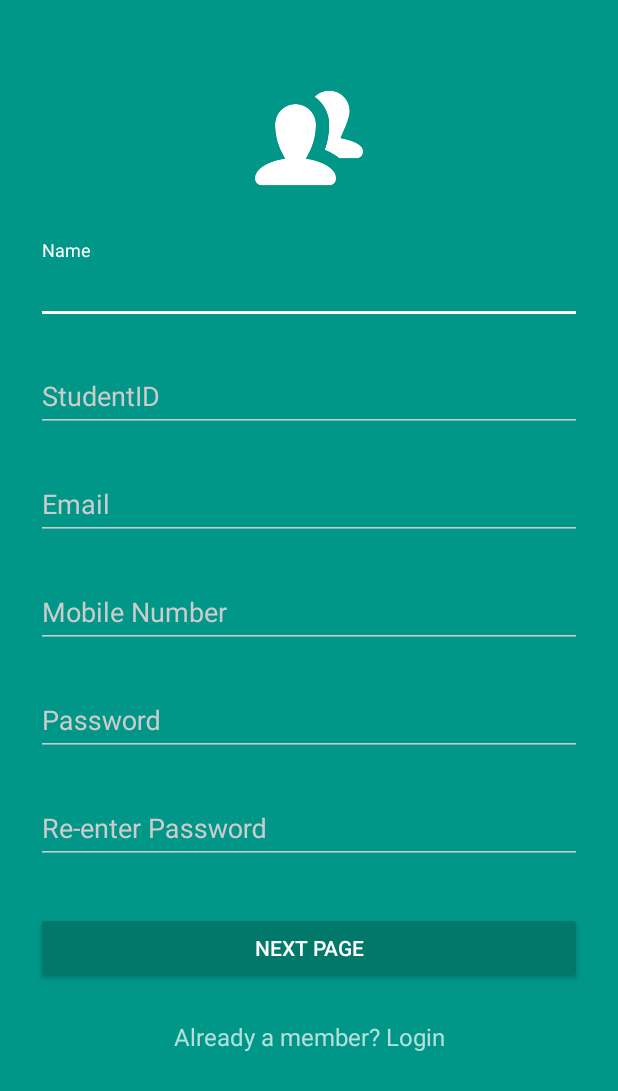
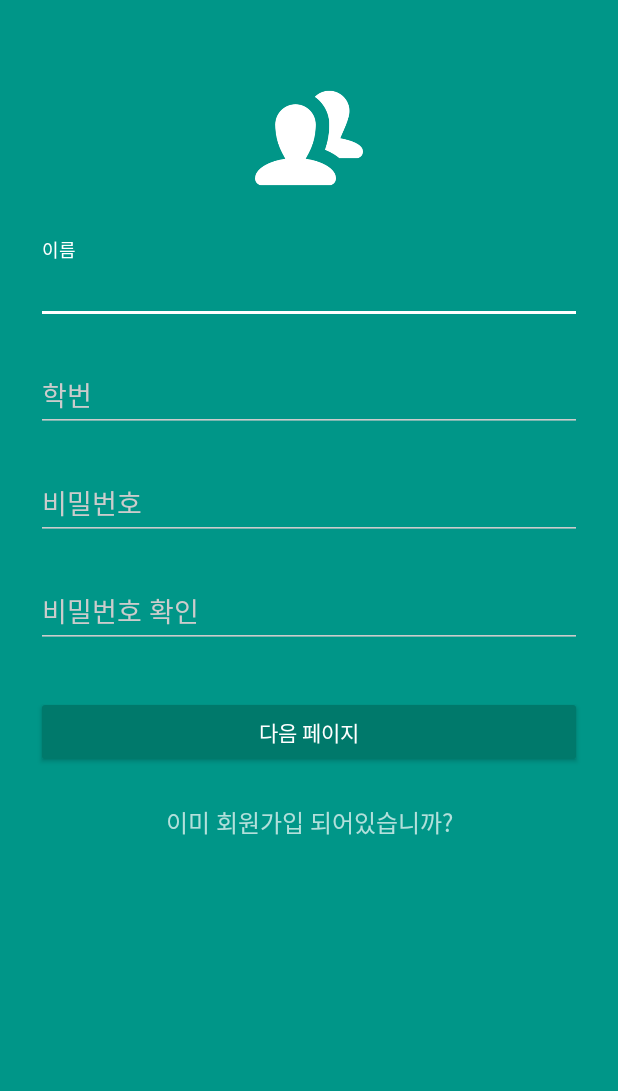
Before and after one commit to HannahHanaKim/New_Face, an Android app: the Activity_signup screen opened directly, with no data from a screen before it, on a phone screen of 412 x 824 dp. Shown: the top 1091 px of the screen. Run offline under Robolectric (Android 15) with nearby library versions, the light colour scheme and no system bars; our stand-ins replace ButterKnife.

Commit message:
변경사항 -하나 캐릭터 액티비티xml 창을 삭제하지는 않았지만 그거를 sign up xml에 같이 합쳐서 이미지를 누르면 사진을 선택할 수 있는 창을 보이고 하나의 이미지를 선택하였을 때 원래 이미지 대신 대체되서 나타남 -activity search에서 에뮬레이터로 돌릴 때 공백이 크게 나타나나 핸드폰으로 실행해보았을 때는 멀쩡하게 잘됨 -로그인 창에서 학번과 비밀번호로 로그인할 수 있게 함 앞으로 할 일 -파일에 저장하여 불러올 수 있도록 함 -로그인 시 파일에 학번이 없으면 회원가입 안내 후 회원가입창으로 넘어갈지말지 결정하는 것 -로그인 시 학번과 비밀번호가 다르면 로그인 fail되게 하기 -회원가입시 이미지, 학번, 이름, 비밀번호 파일에 저장 -회원가입하고 넥스트 페이지 버튼 누를 시 search_activity에 학번을 넘겨주고 학번과 어레이를 같이 넘겨줌 ->그래서 그 학번으로 로그인 시 어레이에 저장된 매칭값을 통해서 다른 사람과의 매치율을 계산할 수 있도록 도와줌.

```diff
--- a/app/src/main/AndroidManifest.xml
+++ b/app/src/main/AndroidManifest.xml
@@ -18,7 +18,7 @@
         <activity android:name=".Activity_chat_room" />
         <activity android:name=".Activity_login" android:theme="@style/AppTheme.Dark"/>
         <activity android:name=".Activity_signup" android:theme="@style/AppTheme.Dark" />
+        <activity android:name=".searchActivity" android:theme="@style/AppTheme.Dark" />
         <activity android:name=".MainActivity"/>
     </application>
-
 </manifest>
--- a/app/src/main/res/layout/activity_login.xml
+++ b/app/src/main/res/layout/activity_login.xml
@@ -31,7 +31,7 @@
                 android:layout_width="match_parent"
                 android:layout_height="wrap_content"
                 android:hint="아이디(학번)"
-                android:inputType="textEmailAddress" />
+                android:inputType="number" />
         </android.support.design.widget.TextInputLayout>
 
         <!--  Password Label -->
--- a/app/src/main/res/layout/activity_signup.xml
+++ b/app/src/main/res/layout/activity_signup.xml
@@ -17,7 +17,73 @@
             android:layout_height="72dp"
             android:layout_gravity="center_horizontal"
             android:layout_marginBottom="24dp"
-            android:src="@drawable/friend" />
+            android:src="@drawable/friend"
+            android:id="@+id/image"/>
+
+        <RelativeLayout
+            android:id="@+id/sliding"
+            android:layout_width="match_parent"
+            android:visibility="gone"
+            android:layout_height="wrap_content">
+
+            <ImageView
+                android:id="@+id/asian_man"
+                android:layout_width="100dp"
+                android:layout_height="100dp"
+                android:layout_alignParentStart="true"
+                android:layout_alignParentTop="true"
+                android:layout_marginTop="12dp"
+                android:scaleType="centerInside"
+                android:src="@drawable/asian_man" />
+
+            <ImageView
+                android:id="@+id/asian_woman"
+                android:layout_width="100dp"
+                android:layout_height="100dp"
+                android:layout_alignTop="@+id/asian_man"
+                android:layout_marginStart="20dp"
+                android:layout_toEndOf="@+id/asian_man"
+                android:scaleType="centerInside"
+                android:src="@drawable/asian_woman" />
+
+            <ImageView
+                android:id="@+id/black_man"
+                android:layout_width="100dp"
+                android:layout_height="100dp"
+                android:layout_alignTop="@+id/asian_woman"
+                android:layout_marginStart="20dp"
+                android:layout_toEndOf="@+id/asian_woman"
+                android:scaleType="centerInside"
+                android:src="@drawable/black_man" />
+
+            <ImageView
+                android:id="@+id/black_woman"
+                android:layout_width="100dp"
+                android:layout_height="100dp"
+                android:layout_alignStart="@+id/asian_man"
+                android:layout_below="@+id/asian_man"
+                android:layout_marginTop="20dp"
+                android:scaleType="centerInside"
+                android:src="@drawable/black_woman" />
+
+            <ImageView
+                android:id="@+id/white_man"
+                android:layout_width="100dp"
+                android:layout_height="100dp"
+                android:layout_alignStart="@+id/asian_woman"
+                android:layout_alignTop="@+id/black_woman"
+                android:scaleType="centerInside"
+                android:src="@drawable/white_man" />
+
+            <ImageView
+                android:id="@+id/white_woman"
+                android:layout_width="100dp"
+                android:layout_height="100dp"
+                android:layout_alignStart="@+id/black_man"
+                android:layout_alignTop="@+id/white_man"
+                android:scaleType="centerInside"
+                android:src="@drawable/white_woman" />
+        </RelativeLayout>
 
         <!-- Name Label -->
         <android.support.design.widget.TextInputLayout
@@ -30,7 +96,7 @@
                 android:id="@+id/input_name"
                 android:layout_width="match_parent"
                 android:layout_height="wrap_content"
-                android:hint="Name"
+                android:hint="이름"
                 android:inputType="textPersonName" />
         </android.support.design.widget.TextInputLayout>
 
@@ -42,42 +108,10 @@
             android:layout_marginTop="8dp">
 
             <EditText
-                android:id="@+id/input_address"
+                android:id="@+id/input_studentID"
                 android:layout_width="match_parent"
                 android:layout_height="wrap_content"
-                android:hint="StudentID"
-                android:inputType="number" />
-        </android.support.design.widget.TextInputLayout>
-
-
-        <!--  Email Label -->
-        <android.support.design.widget.TextInputLayout
-            android:layout_width="match_parent"
-            android:layout_height="wrap_content"
-            android:layout_marginBottom="8dp"
-            android:layout_marginTop="8dp">
-
-            <EditText
-                android:id="@+id/input_email"
-                android:layout_width="match_parent"
-                android:layout_height="wrap_content"
-                android:hint="Email"
-                android:inputType="textEmailAddress" />
-        </android.support.design.widget.TextInputLayout>
-
-
-        <!-- mobile number -->
-        <android.support.design.widget.TextInputLayout
-            android:layout_width="match_parent"
-            android:layout_height="wrap_content"
-            android:layout_marginBottom="8dp"
-            android:layout_marginTop="8dp">
-
-            <EditText
-                android:id="@+id/input_mobile"
-                android:layout_width="match_parent"
-                android:layout_height="wrap_content"
-                android:hint="Mobile Number"
+                android:hint="학번"
                 android:inputType="number" />
         </android.support.design.widget.TextInputLayout>
 
@@ -92,7 +126,7 @@
                 android:id="@+id/input_password"
                 android:layout_width="match_parent"
                 android:layout_height="wrap_content"
-                android:hint="Password"
+                android:hint="비밀번호"
                 android:inputType="textPassword" />
         </android.support.design.widget.TextInputLayout>
 
@@ -107,7 +141,7 @@
                 android:id="@+id/input_reEnterPassword"
                 android:layout_width="match_parent"
                 android:layout_height="wrap_content"
-                android:hint="Re-enter Password"
+                android:hint="비밀번호 확인"
                 android:inputType="textPassword" />
         </android.support.design.widget.TextInputLayout>
 
@@ -119,7 +153,7 @@
             android:layout_marginBottom="24dp"
             android:layout_marginTop="24dp"
             android:padding="12dp"
-            android:text="Next Page" />
+            android:text="다음 페이지" />
 
         <TextView
             android:id="@+id/link_login"
@@ -127,7 +161,7 @@
             android:layout_height="wrap_content"
             android:layout_marginBottom="24dp"
             android:gravity="center"
-            android:text="Already a member? Login"
+            android:text="이미 회원가입 되어있습니까?"
             android:textSize="16dip" />
 
     </LinearLayout>
```
Also changed, not shown: app/src/main/java/kr/newface/new_face/new_face/Activity_signup.java (+154 -6 lines), app/src/main/java/kr/newface/new_face/new_face/searchActivity.java (+68 -89 lines), app/src/main/res/layout/activity_search.xml (+87 -58 lines).
